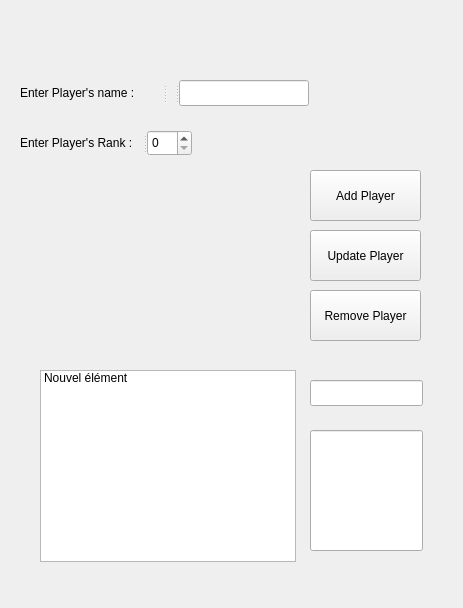
Qt form app/playerbox.ui (bilalobe/AceMatch) before a commit.
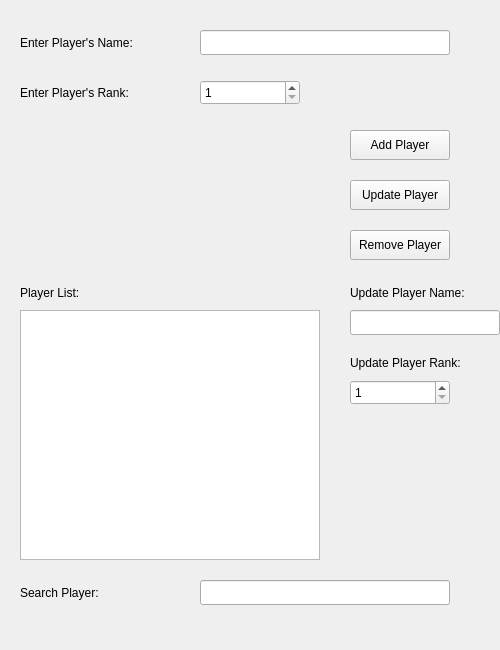
The same form after that commit.

```diff
--- a/app/playerbox.ui
+++ b/app/playerbox.ui
@@ -6,8 +6,8 @@
    <rect>
     <x>0</x>
     <y>0</y>
-    <width>463</width>
-    <height>608</height>
+    <width>500</width>
+    <height>650</height>
    </rect>
   </property>
   <property name="mouseTracking">
@@ -16,137 +16,226 @@
   <property name="windowTitle">
    <string>Form</string>
   </property>
+  
+  <!-- Label for Player Name -->
+  <widget class="QLabel" name="playerNameLabel">
+   <property name="geometry">
+    <rect>
+     <x>20</x>
+     <y>30</y>
+     <width>150</width>
+     <height>25</height>
+    </rect>
+   </property>
+   <property name="text">
+    <string>Enter Player's Name:</string>
+   </property>
+  </widget>
+
+  <!-- Input for Player Name -->
+  <widget class="QLineEdit" name="playerNameLineEdit">
+   <property name="geometry">
+    <rect>
+     <x>200</x>
+     <y>30</y>
+     <width>250</width>
+     <height>25</height>
+    </rect>
+   </property>
+  </widget>
+
+  <!-- Label for Player Rank -->
+  <widget class="QLabel" name="playerRankLabel">
+   <property name="geometry">
+    <rect>
+     <x>20</x>
+     <y>80</y>
+     <width>150</width>
+     <height>25</height>
+    </rect>
+   </property>
+   <property name="text">
+    <string>Enter Player's Rank:</string>
+   </property>
+  </widget>
+
+  <!-- Input for Player Rank -->
+  <widget class="QSpinBox" name="playerRankingSpinBox">
+   <property name="geometry">
+    <rect>
+     <x>200</x>
+     <y>80</y>
+     <width>100</width>
+     <height>25</height>
+    </rect>
+   </property>
+   <property name="minimum">
+    <number>1</number>
+   </property>
+   <property name="maximum">
+    <number>1000</number>
+   </property>
+  </widget>
+
+  <!-- Add Player Button -->
   <widget class="QPushButton" name="addPlayerButton">
    <property name="geometry">
     <rect>
-     <x>310</x>
-     <y>170</y>
-     <width>111</width>
-     <height>51</height>
+     <x>350</x>
+     <y>130</y>
+     <width>100</width>
+     <height>30</height>
     </rect>
    </property>
    <property name="text">
     <string>Add Player</string>
    </property>
   </widget>
-  <widget class="QPushButton" name="removePlayerButton">
-   <property name="geometry">
-    <rect>
-     <x>310</x>
-     <y>290</y>
-     <width>111</width>
-     <height>51</height>
-    </rect>
-   </property>
-   <property name="text">
-    <string>Remove Player</string>
-   </property>
-  </widget>
+
+  <!-- Update Player Button -->
   <widget class="QPushButton" name="updatePlayerButton">
    <property name="geometry">
     <rect>
-     <x>310</x>
-     <y>230</y>
-     <width>111</width>
-     <height>51</height>
+     <x>350</x>
+     <y>180</y>
+     <width>100</width>
+     <height>30</height>
     </rect>
    </property>
    <property name="text">
     <string>Update Player</string>
    </property>
   </widget>
+
+  <!-- Remove Player Button -->
+  <widget class="QPushButton" name="removePlayerButton">
+   <property name="geometry">
+    <rect>
+     <x>350</x>
+     <y>230</y>
+     <width>100</width>
+     <height>30</height>
+    </rect>
+   </property>
+   <property name="text">
+    <string>Remove Player</string>
+   </property>
+  </widget>
+
+  <!-- Label for Player List -->
+  <widget class="QLabel" name="playerListLabel">
+   <property name="geometry">
+    <rect>
+     <x>20</x>
+     <y>280</y>
+     <width>150</width>
+     <height>25</height>
+    </rect>
+   </property>
+   <property name="text">
+    <string>Player List:</string>
+   </property>
+  </widget>
+
+  <!-- Player List Widget -->
   <widget class="QListWidget" name="playerListWidget">
    <property name="geometry">
     <rect>
-     <x>40</x>
-     <y>370</y>
-     <width>256</width>
-     <height>192</height>
+     <x>20</x>
+     <y>310</y>
+     <width>300</width>
+     <height>250</height>
     </rect>
    </property>
-   <item>
-    <property name="text">
-     <string>Nouvel élément</string>
-    </property>
-   </item>
   </widget>
+
+  <!-- Label for Search Player -->
+  <widget class="QLabel" name="searchPlayerLabel">
+   <property name="geometry">
+    <rect>
+     <x>20</x>
+     <y>580</y>
+     <width>150</width>
+     <height>25</height>
+    </rect>
+   </property>
+   <property name="text">
+    <string>Search Player:</string>
+   </property>
+  </widget>
+
+  <!-- Search Player LineEdit -->
   <widget class="QLineEdit" name="searchPlayerLineEdit">
    <property name="geometry">
     <rect>
-     <x>310</x>
-     <y>380</y>
-     <width>113</width>
-     <height>26</height>
+     <x>200</x>
+     <y>580</y>
+     <width>250</width>
+     <height>25</height>
     </rect>
    </property>
   </widget>
+
+  <!-- Label for Update Player -->
+  <widget class="QLabel" name="updatePlayerNameLabel">
+   <property name="geometry">
+    <rect>
+     <x>350</x>
+     <y>280</y>
+     <width>150</width>
+     <height>25</height>
+    </rect>
+   </property>
+   <property name="text">
+    <string>Update Player Name:</string>
+   </property>
+  </widget>
+
+  <!-- Update Player LineEdit -->
   <widget class="QLineEdit" name="updatePlayerLineEdit">
    <property name="geometry">
     <rect>
-     <x>310</x>
-     <y>430</y>
-     <width>113</width>
-     <height>121</height>
+     <x>350</x>
+     <y>310</y>
+     <width>150</width>
+     <height>25</height>
     </rect>
    </property>
   </widget>
-  <widget class="QSplitter" name="splitter_4">
+
+  <!-- Label for Update Player Rank -->
+  <widget class="QLabel" name="updatePlayerRankLabel">
    <property name="geometry">
     <rect>
-     <x>20</x>
-     <y>80</y>
-     <width>289</width>
-     <height>26</height>
+     <x>350</x>
+     <y>350</y>
+     <width>150</width>
+     <height>25</height>
     </rect>
    </property>
-   <property name="orientation">
-    <enum>Qt::Horizontal</enum>
+   <property name="text">
+    <string>Update Player Rank:</string>
    </property>
-   <widget class="QLabel" name="label_3">
-    <property name="text">
-     <string>Enter Player's name :</string>
-    </property>
-   </widget>
-   <widget class="QSplitter" name="splitter_2">
-    <property name="orientation">
-     <enum>Qt::Horizontal</enum>
-    </property>
-    <widget class="QSplitter" name="splitter_3">
-     <property name="orientation">
-      <enum>Qt::Horizontal</enum>
-     </property>
-     <widget class="QLabel" name="label">
-      <property name="text">
-       <string/>
-      </property>
-     </widget>
-     <widget class="QLineEdit" name="playerNameLineEdit">
-      <property name="text">
-       <string/>
-      </property>
-     </widget>
-    </widget>
-   </widget>
   </widget>
-  <widget class="QSplitter" name="splitter">
+
+  <!-- Update Player Rank SpinBox -->
+  <widget class="QSpinBox" name="updatePlayerRankSpinBox">
    <property name="geometry">
     <rect>
-     <x>20</x>
-     <y>130</y>
-     <width>172</width>
-     <height>26</height>
+     <x>350</x>
+     <y>380</y>
+     <width>100</width>
+     <height>25</height>
     </rect>
    </property>
-   <property name="orientation">
-    <enum>Qt::Horizontal</enum>
+   <property name="minimum">
+    <number>1</number>
    </property>
-   <widget class="QLabel" name="label_2">
-    <property name="text">
-     <string>Enter Player's Rank :</string>
-    </property>
-   </widget>
-   <widget class="QSpinBox" name="playerRankingSpinBox"/>
+   <property name="maximum">
+    <number>1000</number>
+   </property>
   </widget>
+
  </widget>
  <resources/>
  <connections/>
```
Left out of the diff: 2 changed lines with no effect on the pictures.
